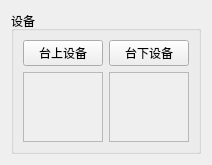
niuyuxin/touchScreen, file ui/independentctrlwidget.ui: the form before one commit.
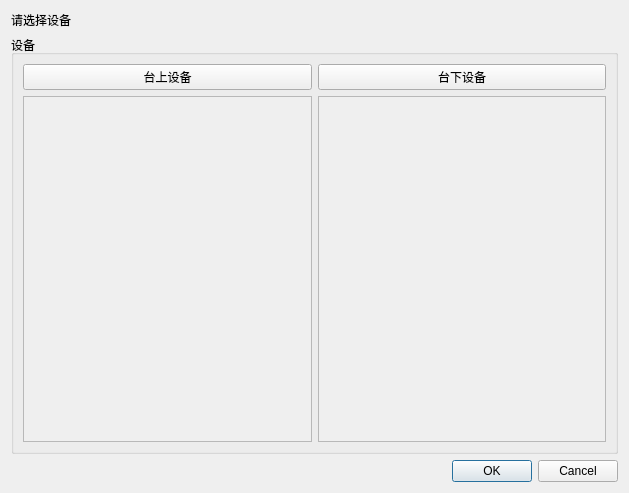
The form after the commit.

What changed in the file:
```diff
--- a/ui/independentctrlwidget.ui
+++ b/ui/independentctrlwidget.ui
@@ -6,14 +6,21 @@
    <rect>
     <x>0</x>
     <y>0</y>
-    <width>196</width>
-    <height>154</height>
+    <width>629</width>
+    <height>493</height>
    </rect>
   </property>
   <property name="windowTitle">
    <string>Form</string>
   </property>
   <layout class="QVBoxLayout" name="verticalLayout">
+   <item>
+    <widget class="QLabel" name="tipsLabel">
+     <property name="text">
+      <string>请选择设备</string>
+     </property>
+    </widget>
+   </item>
    <item>
     <widget class="QGroupBox" name="independentCtrlGroupBox">
      <property name="sizePolicy">
@@ -74,8 +81,8 @@
             <rect>
              <x>0</x>
              <y>0</y>
-             <width>73</width>
-             <height>69</height>
+             <width>290</width>
+             <height>361</height>
             </rect>
            </property>
           </widget>
@@ -91,8 +98,8 @@
             <rect>
              <x>0</x>
              <y>0</y>
-             <width>73</width>
-             <height>69</height>
+             <width>289</width>
+             <height>361</height>
             </rect>
            </property>
           </widget>
@@ -103,6 +110,13 @@
      </layout>
     </widget>
    </item>
+   <item>
+    <widget class="QDialogButtonBox" name="confirmButtonBox">
+     <property name="standardButtons">
+      <set>QDialogButtonBox::Cancel|QDialogButtonBox::Ok</set>
+     </property>
+    </widget>
+   </item>
   </layout>
  </widget>
  <resources/>
```
